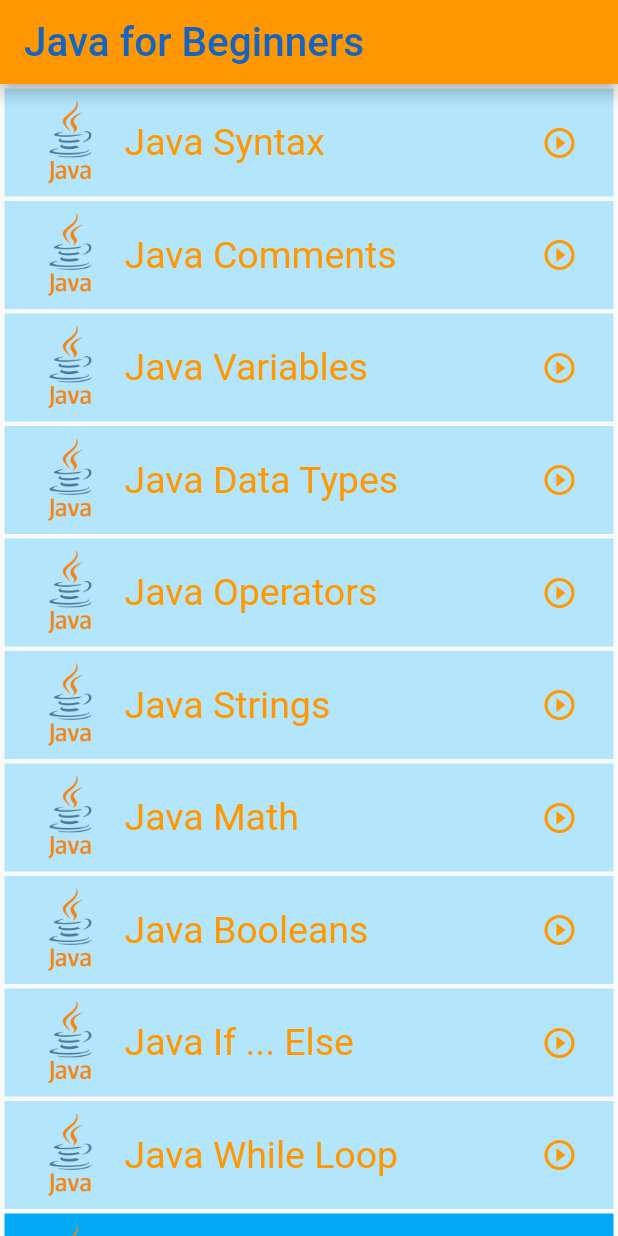
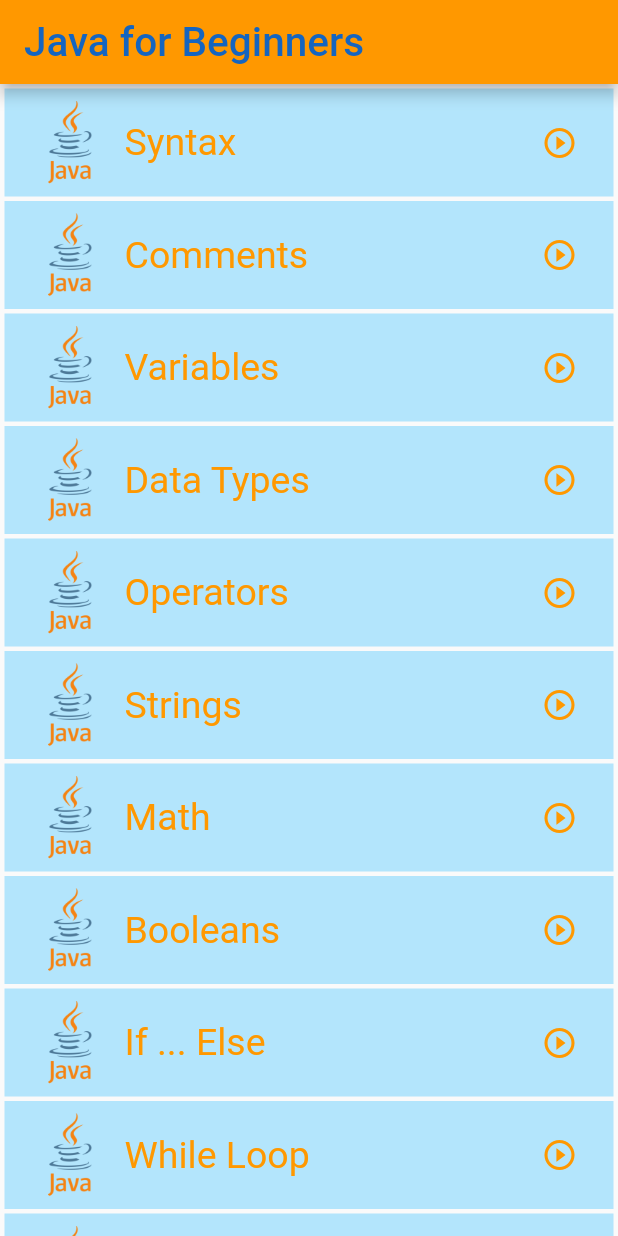
Before and after one commit to xPazone/java_for_beginners_app, a Flutter app: the screen it shows after launch, on a phone screen of 412 x 824 dp. Run offline on Flutter 3.47's test engine with Material 2 defaults, Android fonts, the phone set to English and light mode, and no system bars.

Commit message:
Version 1.0.3.7 created new content screen (java arrays) - finished

```diff
--- a/lib/screens/home_screen.dart
+++ b/lib/screens/home_screen.dart
@@ -10,6 +10,8 @@ import 'package:java_for_beginners_app/screens/javastrings_screen.dart';
 import 'package:java_for_beginners_app/screens/javamath_screen.dart';
 import 'package:java_for_beginners_app/screens/javaifelse_screen.dart';
 import 'package:java_for_beginners_app/screens/javawhileloop_screen.dart';
+import 'package:java_for_beginners_app/screens/javaforloop_screen.dart';
+import 'package:java_for_beginners_app/screens/javaarrays_screen.dart';
 
 class HomeScreen extends StatefulWidget {
   @override
@@ -50,7 +52,7 @@ class _HomeScreenState extends State<HomeScreen> {
                       image: AssetImage("assets/images/javalogo.png"),
                     ),
                   ),
-                  title: Text("Java Syntax",
+                  title: Text("Syntax",
                       style: TextStyle(
                         color: Colors.orange[500],
                         fontSize: 25,
@@ -82,7 +84,7 @@ class _HomeScreenState extends State<HomeScreen> {
                       image: AssetImage("assets/images/javalogo.png"),
                     ),
                   ),
-                  title: Text("Java Comments",
+                  title: Text("Comments",
                       style: TextStyle(
                         color: Colors.orange[500],
                         fontSize: 25,
@@ -114,7 +116,7 @@ class _HomeScreenState extends State<HomeScreen> {
                       image: AssetImage("assets/images/javalogo.png"),
                     ),
                   ),
-                  title: Text("Java Variables",
+                  title: Text("Variables",
                       style: TextStyle(
                         color: Colors.orange[500],
                         fontSize: 25,
@@ -146,7 +148,7 @@ class _HomeScreenState extends State<HomeScreen> {
                       image: AssetImage("assets/images/javalogo.png"),
                     ),
                   ),
-                  title: Text("Java Data Types",
+                  title: Text("Data Types",
                       style: TextStyle(
                         color: Colors.orange[500],
                         fontSize: 25,
@@ -178,7 +180,7 @@ class _HomeScreenState extends State<HomeScreen> {
                       image: AssetImage("assets/images/javalogo.png"),
                     ),
                   ),
-                  title: Text("Java Operators",
+                  title: Text("Operators",
                       style: TextStyle(
                         color: Colors.orange[500],
                         fontSize: 25,
@@ -210,7 +212,7 @@ class _HomeScreenState extends State<HomeScreen> {
                       image: AssetImage("assets/images/javalogo.png"),
                     ),
                   ),
-                  title: Text("Java Strings",
+                  title: Text("Strings",
                       style: TextStyle(
                         color: Colors.orange[500],
                         fontSize: 25,
@@ -242,7 +244,7 @@ class _HomeScreenState extends State<HomeScreen> {
                       image: AssetImage("assets/images/javalogo.png"),
                     ),
                   ),
-                  title: Text("Java Math",
+                  title: Text("Math",
                       style: TextStyle(
                         color: Colors.orange[500],
                         fontSize: 25,
@@ -274,7 +276,7 @@ class _HomeScreenState extends State<HomeScreen> {
                       image: AssetImage("assets/images/javalogo.png"),
                     ),
                   ),
-                  title: Text("Java Booleans",
+                  title: Text("Booleans",
                       style: TextStyle(
                         color: Colors.orange[500],
                         fontSize: 25,
@@ -306,7 +308,7 @@ class _HomeScreenState extends State<HomeScreen> {
                       image: AssetImage("assets/images/javalogo.png"),
                     ),
                   ),
-                  title: Text("Java If ... Else",
+                  title: Text("If ... Else",
                       style: TextStyle(
                         color: Colors.orange[500],
                         fontSize: 25,
@@ -338,7 +340,7 @@ class _HomeScreenState extends State<HomeScreen> {
                       image: AssetImage("assets/images/javalogo.png"),
                     ),
                   ),
-                  title: Text("Java While Loop",
+                  title: Text("While Loop",
                       style: TextStyle(
                         color: Colors.orange[500],
                         fontSize: 25,
@@ -348,7 +350,71 @@ class _HomeScreenState extends State<HomeScreen> {
                     color: Colors.orange[500],
                   ),
                 )),
-          ),// Java If... Else Link
+          ),// Java While Loop Link
+
+          InkWell(
+            onTap: () {
+              print("Container clicked");
+              Navigator.push(
+                context,
+                MaterialPageRoute(builder: (context) => JavaForLoop()),
+              );
+            },
+            child: Container(
+                padding: const EdgeInsets.all(8.0),
+                margin: const EdgeInsets.only(top: 3.0, right: 3.0, left: 3.0),
+                color: Colors.lightBlue[100],
+                child: ListTile(
+                  leading: SizedBox(
+                    height: 100.0,
+                    width: 40.0,
+                    child: Image(
+                      image: AssetImage("assets/images/javalogo.png"),
+                    ),
+                  ),
+                  title: Text("For Loop",
+                      style: TextStyle(
+                        color: Colors.orange[500],
+                        fontSize: 25,
+                      )),
+                  trailing: Icon(
+                    Icons.play_circle_outline,
+                    color: Colors.orange[500],
+                  ),
+                )),
+          ),// Java For Loop Link
+
+          InkWell(
+            onTap: () {
+              print("Container clicked");
+              Navigator.push(
+                context,
+                MaterialPageRoute(builder: (context) => JavaArrays()),
+              );
+            },
+            child: Container(
+                padding: const EdgeInsets.all(8.0),
+                margin: const EdgeInsets.only(top: 3.0, right: 3.0, left: 3.0),
+                color: Colors.lightBlue[100],
+                child: ListTile(
+                  leading: SizedBox(
+                    height: 100.0,
+                    width: 40.0,
+                    child: Image(
+                      image: AssetImage("assets/images/javalogo.png"),
+                    ),
+                  ),
+                  title: Text("Arrays",
+                      style: TextStyle(
+                        color: Colors.orange[500],
+                        fontSize: 25,
+                      )),
+                  trailing: Icon(
+                    Icons.play_circle_outline,
+                    color: Colors.orange[500],
+                  ),
+                )),
+          ),// Java Arrays Link
 
           InkWell(
             onTap: () {
@@ -370,7 +436,7 @@ class _HomeScreenState extends State<HomeScreen> {
                       image: AssetImage("assets/images/javalogo.png"),
                     ),
                   ),
-                  title: Text("Java Methods",
+                  title: Text("Methods",
                       style: TextStyle(
                         color: Colors.orange[500],
                         fontSize: 25,
```
Also changed, not shown: lib/screens/javaarrays_screen.dart (added, +263 -0 lines), lib/screens/javaforloop_screen.dart (added, +82 -0 lines).
